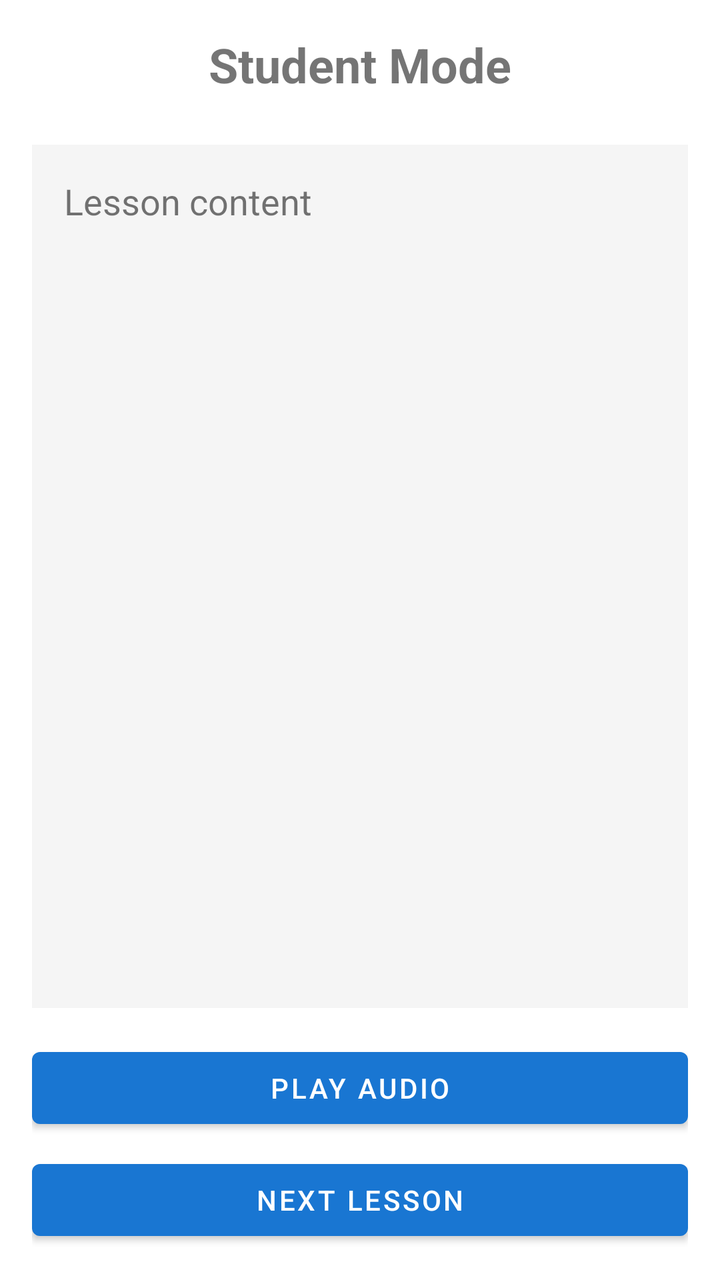
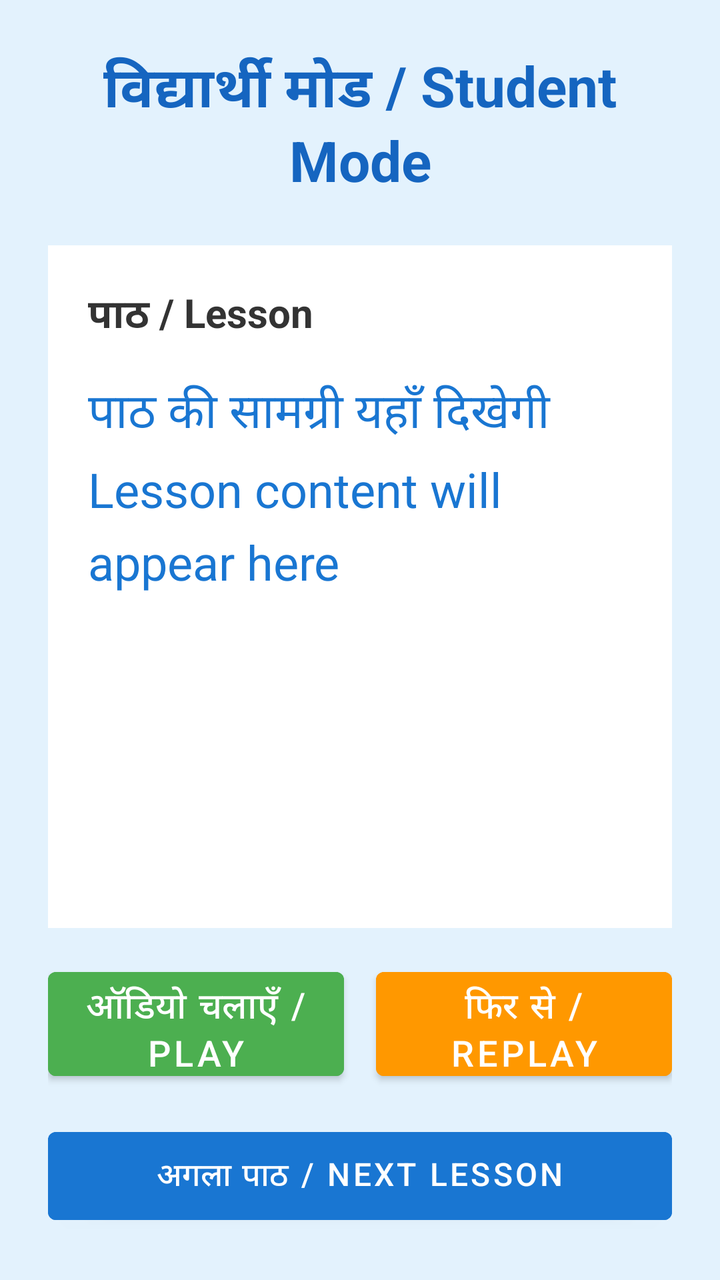

Compare the two renders of this Android layout. The source of the first and the diff that turns it into the second are given below.
<!-- AndroidManifest.xml: application theme Theme.BhashaSetu -->
<!-- res/layout/activity_student.xml -->
<?xml version="1.0" encoding="utf-8"?>
<LinearLayout xmlns:android="http://schemas.android.com/apk/res/android"
    android:layout_width="match_parent"
    android:layout_height="match_parent"
    android:orientation="vertical"
    android:padding="16dp">

    <TextView
        android:id="@+id/tvTitle"
        android:layout_width="match_parent"
        android:layout_height="wrap_content"
        android:text="Student Mode"
        android:textSize="24sp"
        android:textStyle="bold"
        android:gravity="center"
        android:layout_marginBottom="24dp"/>

    <TextView
        android:id="@+id/tvLessonContent"
        android:layout_width="match_parent"
        android:layout_height="0dp"
        android:layout_weight="1"
        android:text="Lesson content"
        android:textSize="18sp"
        android:padding="16dp"
        android:background="#F5F5F5"
        android:layout_marginBottom="16dp"/>

    <Button
        android:id="@+id/btnPlayAudio"
        android:layout_width="match_parent"
        android:layout_height="wrap_content"
        android:text="Play Audio"
        android:layout_marginBottom="8dp"/>

    <Button
        android:id="@+id/btnNextLesson"
        android:layout_width="match_parent"
        android:layout_height="wrap_content"
        android:text="Next Lesson"/>

</LinearLayout>
<!-- resources referenced by this layout -->
<resources>
  <style name="Theme.BhashaSetu" parent="Theme.MaterialComponents.DayNight.DarkActionBar">
          <item name="colorPrimary">#1976D2</item>
          <item name="colorPrimaryVariant">#1565C0</item>
          <item name="colorOnPrimary">#FFFFFF</item>
          <item name="colorSecondary">#FF6F00</item>
          <item name="colorSecondaryVariant">#E65100</item>
          <item name="colorOnSecondary">#FFFFFF</item>
      </style>
</resources>

<!-- the commit's change to res/layout/activity_student.xml (unified diff, before → after) -->
@@ -3,40 +3,86 @@
     android:layout_width="match_parent"
     android:layout_height="match_parent"
     android:orientation="vertical"
-    android:padding="16dp">
+    android:padding="24dp"
+    android:background="#E3F2FD">
 
     <TextView
         android:id="@+id/tvTitle"
         android:layout_width="match_parent"
         android:layout_height="wrap_content"
-        android:text="Student Mode"
-        android:textSize="24sp"
+        android:text="@string/student_mode"
+        android:textSize="28sp"
         android:textStyle="bold"
+        android:textColor="#1565C0"
         android:gravity="center"
         android:layout_marginBottom="24dp"/>
 
-    <TextView
-        android:id="@+id/tvLessonContent"
+    <LinearLayout
         android:layout_width="match_parent"
         android:layout_height="0dp"
         android:layout_weight="1"
-        android:text="Lesson content"
-        android:textSize="18sp"
-        android:padding="16dp"
-        android:background="#F5F5F5"
-        android:layout_marginBottom="16dp"/>
+        android:orientation="vertical"
+        android:background="#FFFFFF"
+        android:padding="20dp"
+        android:layout_marginBottom="16dp">
 
-    <Button
-        android:id="@+id/btnPlayAudio"
+        <TextView
+            android:id="@+id/tvLessonTitle"
+            android:layout_width="match_parent"
+            android:layout_height="wrap_content"
+            android:text="@string/lesson_title"
+            android:textSize="20sp"
+            android:textStyle="bold"
+            android:textColor="#333333"
+            android:layout_marginBottom="16dp"/>
+
+        <TextView
+            android:id="@+id/tvLessonContent"
+            android:layout_width="match_parent"
+            android:layout_height="wrap_content"
+            android:text="@string/lesson_content_placeholder"
+            android:textSize="24sp"
+            android:textColor="#1976D2"
+            android:lineSpacingExtra="8dp"
+            android:minHeight="120dp"/>
+    </LinearLayout>
+
+    <LinearLayout
         android:layout_width="match_parent"
         android:layout_height="wrap_content"
-        android:text="Play Audio"
-        android:layout_marginBottom="8dp"/>
+        android:orientation="horizontal"
+        android:layout_marginBottom="16dp">
+
+        <Button
+            android:id="@+id/btnPlayAudio"
+            android:layout_width="0dp"
+            android:layout_height="64dp"
+            android:layout_weight="1"
+            android:text="@string/play_audio"
+            android:textSize="18sp"
+            android:backgroundTint="#4CAF50"
+            android:textColor="#FFFFFF"
+            android:layout_marginEnd="8dp"/>
+
+        <Button
+            android:id="@+id/btnReplayAudio"
+            android:layout_width="0dp"
+            android:layout_height="64dp"
+            android:layout_weight="1"
+            android:text="@string/replay"
+            android:textSize="18sp"
+            android:backgroundTint="#FF9800"
+            android:textColor="#FFFFFF"
+            android:layout_marginStart="8dp"/>
+    </LinearLayout>
 
     <Button
         android:id="@+id/btnNextLesson"
         android:layout_width="match_parent"
-        android:layout_height="wrap_content"
-        android:text="Next Lesson"/>
+        android:layout_height="56dp"
+        android:text="@string/next_lesson"
+        android:textSize="16sp"
+        android:backgroundTint="#1976D2"
+        android:textColor="#FFFFFF"/>
 
 </LinearLayout>
<!-- resource entries referenced after the edit -->
@@ -1,5 +1,11 @@
 <!-- resources referenced by this layout -->
 <resources>
+  <string name="lesson_content_placeholder">पाठ की सामग्री यहाँ दिखेगी\nLesson content will appear here</string>
+  <string name="lesson_title">पाठ / Lesson</string>
+  <string name="next_lesson">अगला पाठ / Next Lesson</string>
+  <string name="play_audio">ऑडियो चलाएँ / Play Audio</string>
+  <string name="replay">फिर से / Replay</string>
+  <string name="student_mode">विद्यार्थी मोड / Student Mode</string>
   <style name="Theme.BhashaSetu" parent="Theme.MaterialComponents.DayNight.DarkActionBar">
           <item name="colorPrimary">#1976D2</item>
           <item name="colorPrimaryVariant">#1565C0</item>
